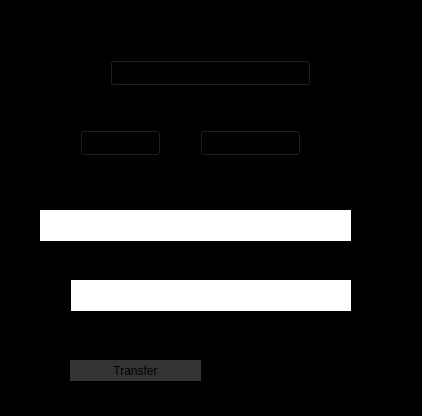
sjmDeveloper/Units-Converter, file mainwindow.ui: the form before one commit.
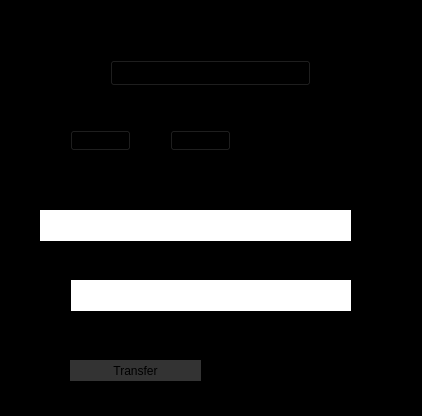
The form after the commit.

```diff
--- a/mainwindow.ui
+++ b/mainwindow.ui
@@ -44,20 +44,20 @@
    <widget class="QComboBox" name="first_unit">
     <property name="geometry">
      <rect>
-      <x>80</x>
+      <x>70</x>
       <y>130</y>
-      <width>81</width>
-      <height>26</height>
+      <width>61</width>
+      <height>21</height>
      </rect>
     </property>
    </widget>
    <widget class="QComboBox" name="result_unit">
     <property name="geometry">
      <rect>
-      <x>200</x>
+      <x>170</x>
       <y>130</y>
-      <width>101</width>
-      <height>26</height>
+      <width>61</width>
+      <height>21</height>
      </rect>
     </property>
    </widget>
@@ -74,10 +74,10 @@
    <widget class="QLabel" name="first_unit_Set">
     <property name="geometry">
      <rect>
-      <x>30</x>
+      <x>20</x>
       <y>130</y>
       <width>41</width>
-      <height>18</height>
+      <height>21</height>
      </rect>
     </property>
     <property name="text">
@@ -87,7 +87,7 @@
    <widget class="QLabel" name="label_2">
     <property name="geometry">
      <rect>
-      <x>170</x>
+      <x>140</x>
       <y>130</y>
       <width>21</width>
       <height>21</height>
```
Left out of the diff: 6 changed lines with no effect on the pictures.
